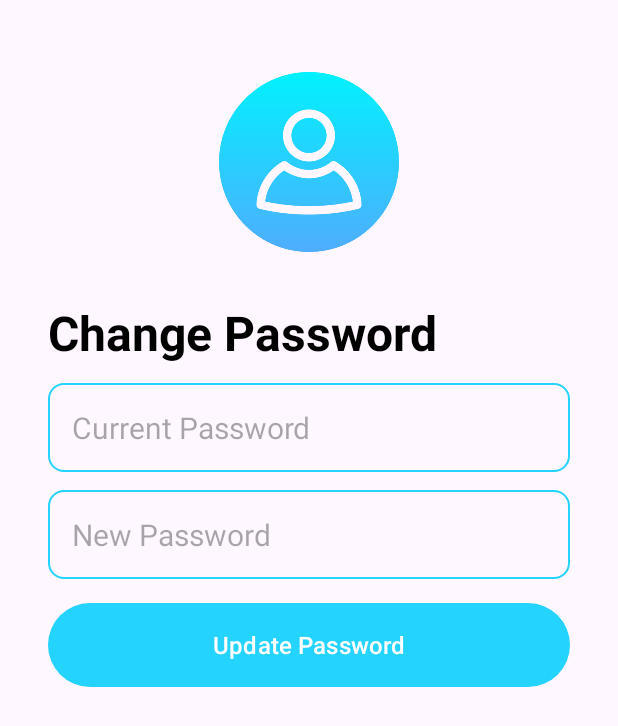
After one commit to shoedogodo/notetakingApp4, an Android app: the ChangePassword screen opened directly, with no data from a screen before it, on a phone screen of 412 x 824 dp. The commit adds this screen. Shown: the top 726 px of the screen. Run offline under Robolectric (Android 15) with nearby library versions, the phone set to English and light mode, and no system bars; our stand-ins replace Firebase (no records; nobody signed in at launch, a user with empty details on screens opened directly).

Commit message:
Added: update password

```diff
--- a/app/src/main/AndroidManifest.xml
+++ b/app/src/main/AndroidManifest.xml
@@ -17,6 +17,9 @@
         android:theme="@style/Theme.NotetakingApp4"
         android:usesCleartextTraffic="true"
         tools:targetApi="31">
+        <activity
+            android:name=".ChangePassword"
+            android:exported="false" />
         <activity
             android:name=".NoteDetailsActivity"
             android:exported="false" />
--- /dev/null
+++ b/app/src/main/java/com/example/notetakingapp4/ChangePassword.java
@@ -0,0 +1,116 @@
+package com.example.notetakingapp4;
+
+import android.os.Bundle;
+import android.text.TextUtils;
+import android.util.Log;
+import android.view.View;
+import android.widget.Button;
+import android.widget.EditText;
+import android.widget.ProgressBar;
+import android.widget.Toast;
+
+import androidx.annotation.NonNull;
+import androidx.appcompat.app.AppCompatActivity;
+
+import com.google.android.gms.tasks.OnCompleteListener;
+import com.google.android.gms.tasks.Task;
+import com.google.firebase.auth.AuthCredential;
+import com.google.firebase.auth.EmailAuthProvider;
+import com.google.firebase.auth.FirebaseAuth;
+import com.google.firebase.auth.FirebaseUser;
+
+public class ChangePassword extends AppCompatActivity {
+
+    EditText currentPasswordEditText,newPasswordEditText;
+    Button changePasswordBtn;
+    ProgressBar progressBar;
+
+    //private FirebaseAuth firebase;
+
+    boolean valid;
+
+    @Override
+    protected void onCreate(Bundle savedInstanceState) {
+        super.onCreate(savedInstanceState);
+        setContentView(R.layout.activity_change_password);
+
+        currentPasswordEditText = findViewById(R.id.currentPassword_edit_text);
+        newPasswordEditText = findViewById(R.id.newPassword_edit_text);
+        changePasswordBtn = findViewById(R.id.changePassword_btn);
+        progressBar = findViewById(R.id.progress_bar);
+
+        changePasswordBtn.setOnClickListener((v)->changePassword());
+
+
+
+    }
+
+    void changePassword(){
+        String currentPassword = currentPasswordEditText.getText().toString();
+        String newPassword = newPasswordEditText.getText().toString();
+
+        Log.d("Gabriel", "line below is isvalidated");
+        validateData(currentPassword,newPassword);
+
+        /*
+        if (!isValidated){
+            return;
+        }
+        */
+        //changePasswordInFirebase(newPassword);
+    }
+
+    void changeInProgress(boolean inProgress){
+        if (inProgress){
+            progressBar.setVisibility(View.VISIBLE);
+            changePasswordBtn.setVisibility(View.GONE);
+        }else{
+            progressBar.setVisibility(View.GONE);
+            changePasswordBtn.setVisibility(View.VISIBLE);
+        }
+    }
+
+    void validateData(String currentPassword, String newPassword){
+        Utility utility = new Utility();
+        String email = FirebaseAuth.getInstance().getCurrentUser().getEmail();
+        String password = currentPassword;
+        utility.isPasswordCorrect(email, password, new Utility.OnPasswordCheckListener() {
+            @Override
+            public void onCheckCompleted(boolean isCorrect) {
+                if (isCorrect) {
+                    Log.d("Gabriel", "Old Password is correct");
+                    correctCurrPassword(newPassword);
+                } else {
+                    currentPasswordEditText.setError("Current password is incorrect");
+                    valid=false;
+                }
+            }
+        });
+
+    }
+
+    void correctCurrPassword(String newPassword){
+        if (newPassword.length()<6){
+            newPasswordEditText.setError("Password length is invalid");
+        }
+        else{
+            resetPassword(newPassword);
+        }
+    }
+
+    void resetPassword(String newPassword){
+        FirebaseUser user = FirebaseAuth.getInstance().getCurrentUser();
+        user.updatePassword(newPassword).addOnCompleteListener(new OnCompleteListener<Void>() {
+            @Override
+            public void onComplete(@NonNull Task<Void> task) {
+                if (task.isSuccessful()) {
+                    Log.d("Gabriel", newPassword);
+                    Utility.showToast(ChangePassword.this,newPassword);
+                } else {
+                    Log.d("Gabriel", "change password fail");
+                }
+            }
+        });
+    }
+
+}
--- a/app/src/main/java/com/example/notetakingapp4/CreateAccountActivity.java
+++ b/app/src/main/java/com/example/notetakingapp4/CreateAccountActivity.java
@@ -81,6 +81,7 @@ public class CreateAccountActivity extends AppCompatActivity {
                     //failure
                     Utility.showToast(CreateAccountActivity.this,task.getException().getLocalizedMessage());
                 }
+                //return false;
             }
         });
     }
--- a/app/src/main/java/com/example/notetakingapp4/LoginActivity.java
+++ b/app/src/main/java/com/example/notetakingapp4/LoginActivity.java
@@ -74,6 +74,7 @@ public class LoginActivity extends AppCompatActivity {
                     //login failed
                     Utility.showToast(LoginActivity.this,task.getException().getLocalizedMessage());
                 }
+                //return false;
             }
         });
     }
--- a/app/src/main/java/com/example/notetakingapp4/NoteDetailsActivity.java
+++ b/app/src/main/java/com/example/notetakingapp4/NoteDetailsActivity.java
@@ -95,6 +95,7 @@ public class NoteDetailsActivity extends AppCompatActivity {
                 }else{
                     Utility.showToast(NoteDetailsActivity.this,"Failed while adding note");
                 }
+                //return false;
             }
         });
     }
@@ -113,6 +114,7 @@ public class NoteDetailsActivity extends AppCompatActivity {
                 }else{
                     Utility.showToast(NoteDetailsActivity.this,"Failed while deleting note");
                 }
+                //return false;
             }
         });
     }
--- /dev/null
+++ b/app/src/main/res/layout/activity_change_password.xml
@@ -0,0 +1,87 @@
+<?xml version="1.0" encoding="utf-8"?>
+<RelativeLayout xmlns:android="http://schemas.android.com/apk/res/android"
+    xmlns:app="http://schemas.android.com/apk/res-auto"
+    xmlns:tools="http://schemas.android.com/tools"
+    android:layout_width="match_parent"
+    android:layout_height="match_parent"
+    android:layout_marginVertical="16dp"
+    android:layout_marginHorizontal="32dp"
+    tools:context=".LoginActivity">
+
+    <ImageView
+        android:layout_width="120dp"
+        android:layout_height="120dp"
+        android:layout_centerHorizontal="true"
+        android:layout_marginVertical="32dp"
+        android:id="@+id/login_icon"
+        android:src="@drawable/login"/>
+
+    <LinearLayout
+        android:layout_width="match_parent"
+        android:layout_height="wrap_content"
+        android:layout_below="@id/login_icon"
+        android:orientation="vertical"
+        android:id="@+id/hello_text">
+
+        <TextView
+            android:layout_width="match_parent"
+            android:layout_height="wrap_content"
+            android:text="Change Password"
+            android:textStyle="bold"
+            android:textSize="32sp"
+            android:textColor="@color/black"/>
+
+    </LinearLayout>
+
+    <LinearLayout
+        android:layout_width="match_parent"
+        android:layout_height="wrap_content"
+        android:layout_below="@id/hello_text"
+        android:orientation="vertical"
+        android:id="@+id/form_layout">
+
+        <EditText
+            android:layout_width="match_parent"
+            android:layout_height="wrap_content"
+            android:id="@+id/currentPassword_edit_text"
+            android:inputType="textPassword"
+            android:hint="Current Password"
+            android:textSize="20sp"
+            android:background="@drawable/rounded_corner"
+            android:padding="16dp"
+            android:layout_marginTop="12dp"
+            />
+        <EditText
+            android:layout_width="match_parent"
+            android:layout_height="wrap_content"
+            android:id="@+id/newPassword_edit_text"
+            android:inputType="textPassword"
+            android:hint="New Password"
+            android:textSize="20sp"
+            android:background="@drawable/rounded_corner"
+            android:padding="16dp"
+            android:layout_marginTop="12dp"
+            />
+
+
+        <com.google.android.material.button.MaterialButton
+            android:layout_width="match_parent"
+            android:id="@+id/changePassword_btn"
+            android:layout_height="64dp"
+            android:text="Update Password"
+            android:layout_marginTop="12dp"
+            android:textSize="16sp"
+            />
+
+        <ProgressBar
+            android:layout_width="24dp"
+            android:layout_height="64dp"
+            android:id="@+id/progress_bar"
+            android:layout_gravity="center"
+            android:visibility="gone"
+            android:layout_marginTop="12dp"
+            />
+
+    </LinearLayout>
+
+</RelativeLayout>
```
Also changed, not shown: app/src/main/java/com/example/notetakingapp4/MainActivity.java (+7 -0 lines), app/src/main/java/com/example/notetakingapp4/Utility.java (+35 -0 lines).
